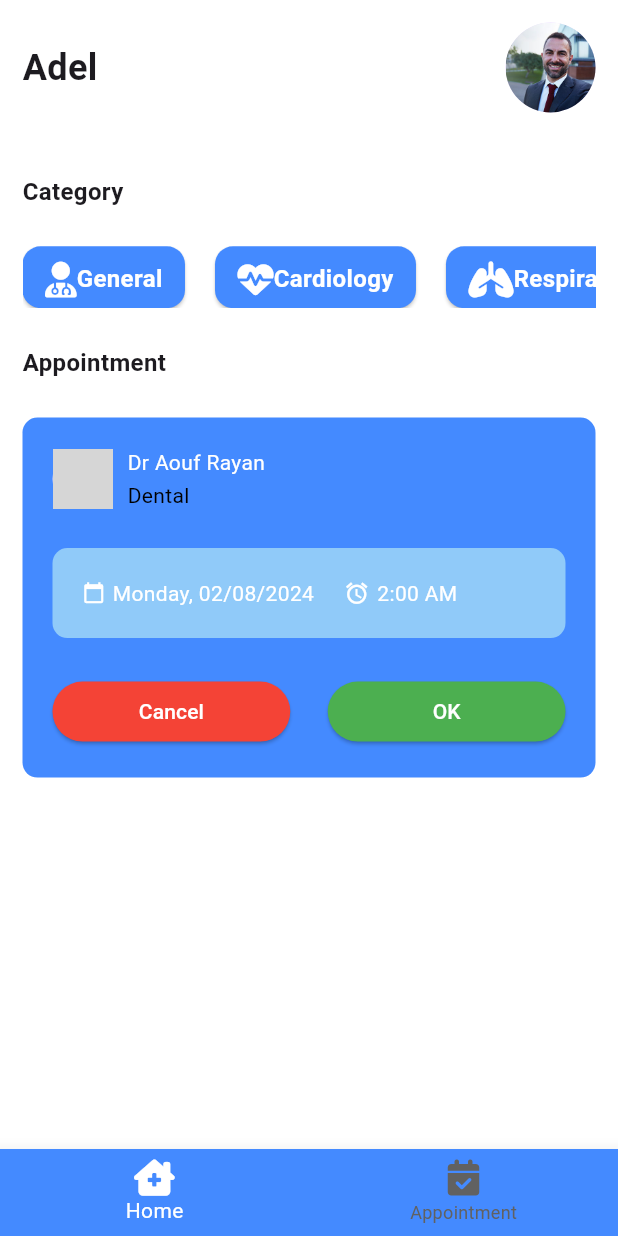
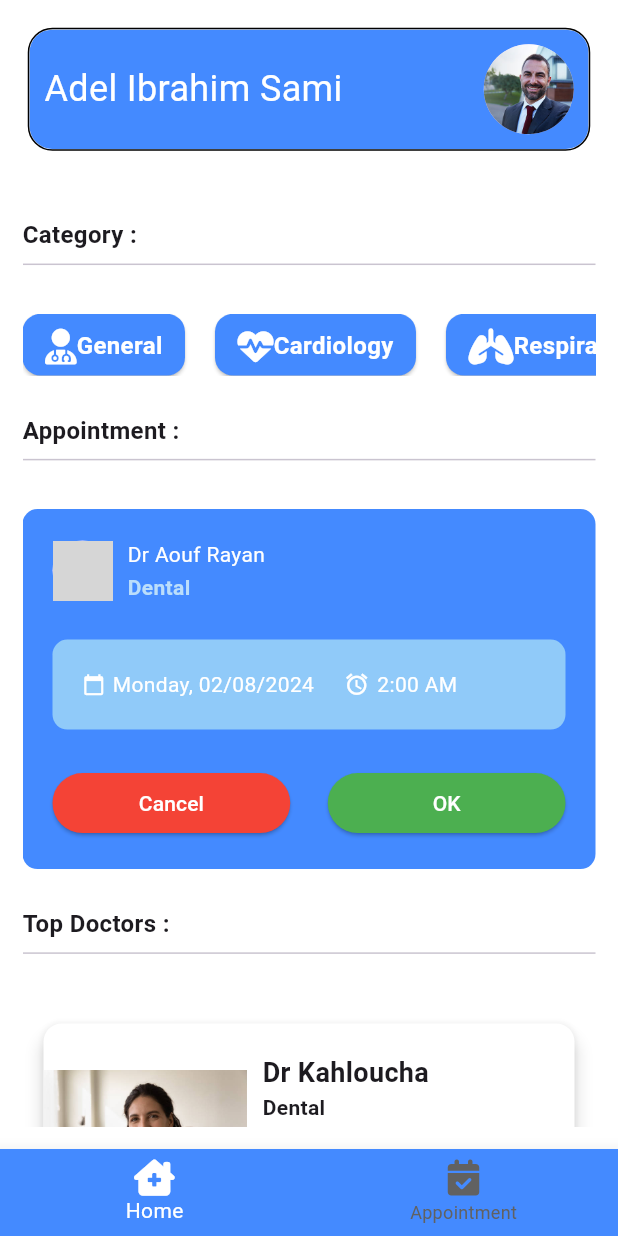
Before and after one commit to SamiDev016/Doctor-Appoointment-App, a Flutter app: the screen it shows after launch, after a tap on "Login", on a phone screen of 412 x 824 dp. Run offline on Flutter 3.47's test engine with Material 3 defaults, Android fonts, the phone set to English and light mode, and no system bars; our stand-ins replace font_awesome_flutter; grey boxes are pictures that could not be loaded.

Commit message:
doctor card

```diff
--- a/lib/components/appointment_card.dart
+++ b/lib/components/appointment_card.dart
@@ -23,28 +23,28 @@ class _AppointmentCardState extends State<AppointmentCard> {
           padding: const EdgeInsets.all(20),
           child: Column(
             children: [
-              const Row(
+              Row(
                 children: [
-                  CircleAvatar(
+                  const CircleAvatar(
                     backgroundImage: AssetImage("assets/doctor1.jpg"),
                   ),
-                  SizedBox(
+                  const SizedBox(
                     width: 10,
                   ),
                   Column(
                     mainAxisAlignment: MainAxisAlignment.center,
                     crossAxisAlignment: CrossAxisAlignment.start,
                     children: [
-                      Text(
+                      const Text(
                         "Dr Aouf Rayan",
                         style: TextStyle(color: Colors.white),
                       ),
-                      SizedBox(
+                      const SizedBox(
                         height: 2,
                       ),
                       Text(
                         "Dental",
-                        style: TextStyle(color: Colors.black),
+                        style: TextStyle(color: Colors.blue.shade100,fontWeight: FontWeight.bold,),
                       )
                     ],
                   )
--- /dev/null
+++ b/lib/components/doctor_card.dart
@@ -0,0 +1,83 @@
+import 'package:appointment_application/utils/config.dart';
+import 'package:flutter/material.dart';
+
+class DoctorCard extends StatefulWidget {
+  const DoctorCard({super.key});
+
+  @override
+  State<DoctorCard> createState() => _DoctorCardState();
+}
+
+class _DoctorCardState extends State<DoctorCard> {
+  @override
+  Widget build(BuildContext context) {
+    Config().init(context);
+    return Container(
+      padding: const EdgeInsets.symmetric(horizontal: 10, vertical: 10),
+      height: 180,
+      child: GestureDetector(
+        child: Card(
+          elevation: 5,
+          color: Colors.white,
+          child: Row(
+            children: [
+              SizedBox(
+                width: Config.widthSize * 0.33,
+                child: Image.asset(
+                  "assets/doctor2.jpg",
+                  fit: BoxFit.fill,
+                ),
+              ),
+              const Flexible(
+                child: Padding(
+                  padding: EdgeInsets.symmetric(horizontal: 10, vertical: 20),
+                  child: Column(
+                    crossAxisAlignment: CrossAxisAlignment.start,
+                    children: [
+                      Text(
+                        "Dr Kahloucha",
+                        style: TextStyle(
+                          fontSize: 18,
+                          fontWeight: FontWeight.bold,
+                        ),
+                      ),
+                      Text(
+                        "Dental",
+                        style: TextStyle(
+                          fontSize: 14,
+                          fontWeight: FontWeight.bold,
+                        ),
+                      ),
+                      Spacer(),
+                      Row(
+                        mainAxisAlignment: MainAxisAlignment.start,
+                        children: [
+                          Icon(
+                            Icons.star_border,
+                            color: Colors.yellow,
+                            size: 16,
+                          ),
+                          Spacer(flex: 1,),
+                          Text("4.2"),
+
+                          Spacer(flex: 1,),
+                          Text("Review"),
+                          Spacer(flex: 1,),
+                          Text("(20)"),
+                          Spacer(flex: 7,)
+                        ],
+                      )
+                    ],
+                  ),
+                ),
+              )
+            ],
+          ),
+        ),
+        onTap: (){
+
+        },
+      ),
+    );
+  }
+}
--- a/lib/pages/home_page.dart
+++ b/lib/pages/home_page.dart
@@ -1,6 +1,8 @@
 import 'package:appointment_application/components/appointment_card.dart';
+import 'package:appointment_application/components/doctor_card.dart';
 import 'package:appointment_application/utils/config.dart';
 import 'package:flutter/material.dart';
+import 'package:flutter/widgets.dart';
 import 'package:font_awesome_flutter/font_awesome_flutter.dart';
 
 class HomePage extends StatefulWidget {
@@ -25,30 +27,48 @@ class _HomePageState extends State<HomePage> {
       body: Padding(
         padding: const EdgeInsets.symmetric(horizontal: 15, vertical: 15),
         child: SafeArea(
+          child: SingleChildScrollView(
             child: Column(
               mainAxisAlignment: MainAxisAlignment.start,
               crossAxisAlignment: CrossAxisAlignment.start,
               children: [
-              const Row(
+                Container(
+                  margin: const EdgeInsets.all(5),
+                  padding: const EdgeInsets.all(10),
+                  decoration: BoxDecoration(
+                    color: Config.primaryColor,
+                    borderRadius: BorderRadius.circular(15),
+                    border: Border.all(
+                      color: Colors.black,
+                      strokeAlign: 2,
+                    )
+                  ),
+                  child: const Row(
                     mainAxisAlignment: MainAxisAlignment.spaceBetween,
                     children: [
                       Text(
-                    "Adel",
-                    style: TextStyle(fontSize: 24, fontWeight: FontWeight.bold),
+                        "Adel Ibrahim Sami",
+                        style: TextStyle(
+                            fontSize: 24,
+                            fontWeight: FontWeight.normal,
+                            color: Colors.white),
                       ),
                       SizedBox(
                         child: CircleAvatar(
                           radius: 30,
-                      backgroundImage: AssetImage('assets/profile_image.jpg'),
+                          backgroundImage:
+                              AssetImage('assets/profile_image.jpg'),
                         ),
                       )
                     ],
                   ),
+                ),
                 Config.spaceMedium,
                 const Text(
-                'Category',
+                  'Category :',
                   style: TextStyle(fontSize: 16, fontWeight: FontWeight.bold),
                 ),
+                const Divider(),
                 Config.spaceSmall,
                 SizedBox(
                   height: Config.heightSize * 0.05,
@@ -86,13 +106,26 @@ class _HomePageState extends State<HomePage> {
                 ),
                 Config.spaceSmall,
                 const Text(
-                "Appointment",
+                  "Appointment :",
                   style: TextStyle(fontSize: 16, fontWeight: FontWeight.bold),
                 ),
+                const Divider(),
                 Config.spaceSmall,
-
-              const AppointmentCard()
+                const AppointmentCard(),
+                Config.spaceSmall,
+                const Text(
+                  'Top Doctors :',
+                  style: TextStyle(fontSize: 16, fontWeight: FontWeight.bold),
+                ),
+                const Divider(),
+                Config.spaceSmall,
+                Column(
+                  children: List.generate(8, (index) {
+                    return const DoctorCard();
+                  }),
+                )
               ],
+            ),
           ),
         ),
       ),
```
Lines whose indentation alone changed are shown as unchanged.
